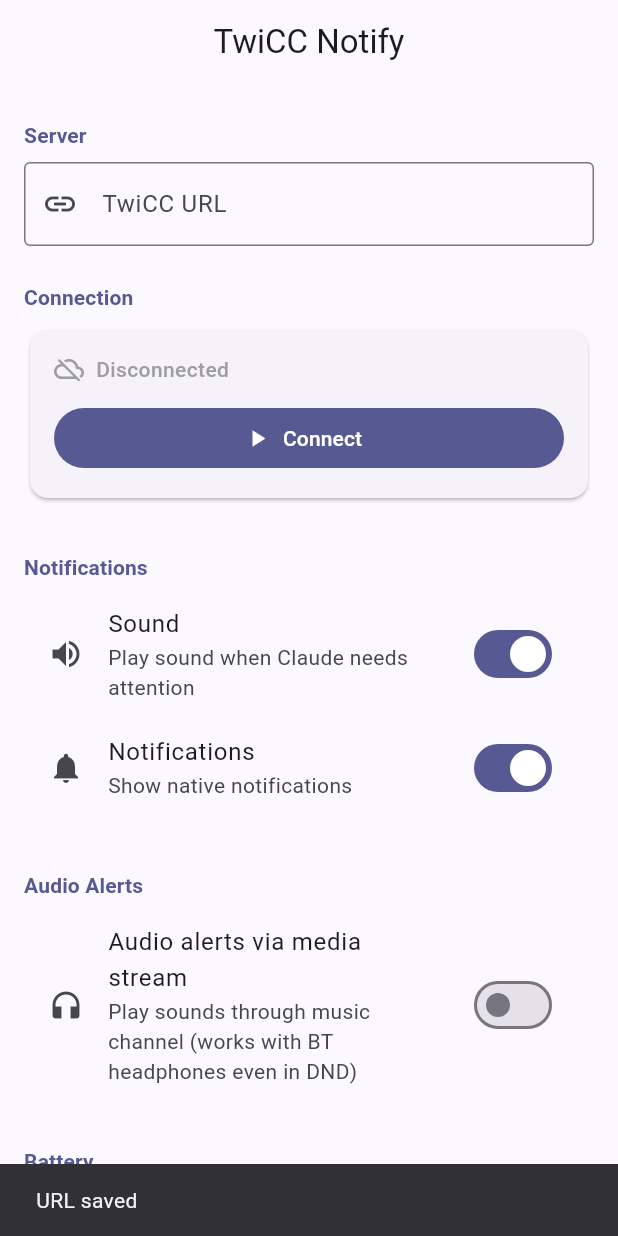
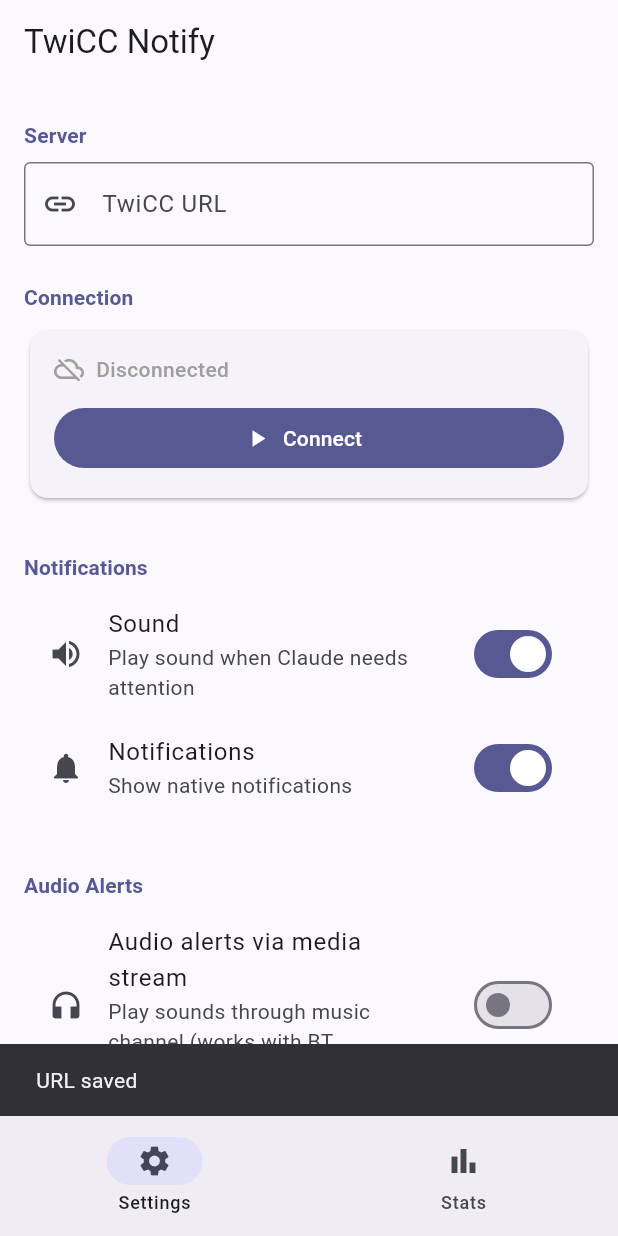
Before and after one commit to dguerizec/twicc-notify, a Flutter app: the screen it shows after launch, after a tap on "Connect", on a phone screen of 412 x 824 dp. Run offline on Flutter 3.47's test engine with Material 3 defaults, Android fonts, the phone set to English and light mode, and no system bars; our stand-ins replace audioplayers, flutter_local_notifications, shared_preferences, webview_flutter; missing offline and left inert: flutter_background_service.

Commit message:
feat: add stats screen with message/byte tracking and Open TwiCC button
- Track all WebSocket messages (including pings/pongs) with byte counts
- Stats persisted in 5-minute buckets, pruned after 31 days
- New Stats tab with breakdown by time window (1h, 24h, 7d, 30d)
- Bottom navigation bar between Settings and Stats
- Open TwiCC button in AppBar (last notified session or home)

```diff
--- a/lib/main.dart
+++ b/lib/main.dart
@@ -1,9 +1,10 @@
 import 'package:flutter/material.dart';
 
-import 'screens/settings_screen.dart';
+import 'screens/home_screen.dart';
 import 'services/auth_service.dart';
 import 'services/background_service.dart';
 import 'services/notification_service.dart';
+import 'services/stats_service.dart';
 import 'services/websocket_service.dart';
 import 'utils/preferences.dart';
 
@@ -22,7 +23,10 @@
   final notificationService = NotificationService(prefs);
   await notificationService.init();
 
-  final wsService = WebSocketService(prefs, authService, notificationService);
+  final statsService = StatsService(prefs);
+  await statsService.init();
+
+  final wsService = WebSocketService(prefs, authService, notificationService, statsService);
 
   // Auto-connect if configured
   if (prefs.autoConnect && prefs.isConfigured) {
@@ -33,6 +37,8 @@
     prefs: prefs,
     wsService: wsService,
     authService: authService,
+    statsService: statsService,
+    notificationService: notificationService,
   ));
 }
 
@@ -41,12 +47,16 @@
   final AppPreferences prefs;
   final WebSocketService wsService;
   final AuthService authService;
+  final StatsService statsService;
+  final NotificationService notificationService;
 
   const TwiccNotifyApp({
     super.key,
     required this.prefs,
     required this.wsService,
     required this.authService,
+    required this.statsService,
+    required this.notificationService,
   });
 
   @override
@@ -65,10 +75,12 @@
         brightness: Brightness.dark,
       ),
       themeMode: ThemeMode.system,
-      home: SettingsScreen(
+      home: HomeScreen(
         prefs: prefs,
         wsService: wsService,
         authService: authService,
+        statsService: statsService,
+        notificationService: notificationService,
       ),
     );
   }
--- /dev/null
+++ b/lib/models/stats_bucket.dart
@@ -0,0 +1,56 @@
+/// A 5-minute time bucket for WebSocket message statistics.
+///
+/// Uses compact JSON keys to minimize serialized size in SharedPreferences.
+class StatsBucket {
+  /// Epoch timestamp in seconds, floored to the nearest 5-minute boundary.
+  final int timestamp;
+  int messagesSent;
+  int messagesReceived;
+  int bytesSent;
+  int bytesReceived;
+
+  StatsBucket({
+    required this.timestamp,
+    this.messagesSent = 0,
+    this.messagesReceived = 0,
+    this.bytesSent = 0,
+    this.bytesReceived = 0,
+  });
+
+  int get totalMessages => messagesSent + messagesReceived;
+  int get totalBytes => bytesSent + bytesReceived;
+
+  Map<String, dynamic> toJson() => {
+        't': timestamp,
+        'ms': messagesSent,
+        'mr': messagesReceived,
+        'bs': bytesSent,
+        'br': bytesReceived,
+      };
+
+  factory StatsBucket.fromJson(Map<String, dynamic> json) => StatsBucket(
+        timestamp: json['t'] as int,
+        messagesSent: json['ms'] as int? ?? 0,
+        messagesReceived: json['mr'] as int? ?? 0,
+        bytesSent: json['bs'] as int? ?? 0,
+        bytesReceived: json['br'] as int? ?? 0,
+      );
+}
+
+/// Aggregated statistics over a time window.
+class StatsAggregate {
+  final int messagesSent;
+  final int messagesReceived;
+  final int bytesSent;
+  final int bytesReceived;
+
+  const StatsAggregate({
+    this.messagesSent = 0,
+    this.messagesReceived = 0,
+    this.bytesSent = 0,
+    this.bytesReceived = 0,
+  });
+
+  int get totalMessages => messagesSent + messagesReceived;
+  int get totalBytes => bytesSent + bytesReceived;
+}
--- /dev/null
+++ b/lib/screens/home_screen.dart
@@ -0,0 +1,97 @@
+import 'package:flutter/material.dart';
+import 'package:url_launcher/url_launcher.dart';
+
+import '../services/auth_service.dart';
+import '../services/notification_service.dart';
+import '../services/stats_service.dart';
+import '../services/websocket_service.dart';
+import '../utils/preferences.dart';
+import 'settings_screen.dart';
+import 'stats_screen.dart';
+
+/// Root screen with bottom navigation between Settings and Stats.
+class HomeScreen extends StatefulWidget {
+  final AppPreferences prefs;
+  final WebSocketService wsService;
+  final AuthService authService;
+  final StatsService statsService;
+  final NotificationService notificationService;
+
+  const HomeScreen({
+    super.key,
+    required this.prefs,
+    required this.wsService,
+    required this.authService,
+    required this.statsService,
+    required this.notificationService,
+  });
+
+  @override
+  State<HomeScreen> createState() => _HomeScreenState();
+}
+
+class _HomeScreenState extends State<HomeScreen> {
+  int _selectedIndex = 0;
+
+  static const _titles = ['TwiCC Notify', 'Stats'];
+
+  /// Open TwiCC in an in-app browser tab.
+  ///
+  /// Opens the last notified session URL if available,
+  /// otherwise opens the TwiCC home page.
+  Future<void> _openTwicc() async {
+    final url = widget.notificationService.lastUrlOrHome;
+    if (url.isEmpty) return;
+    final uri = Uri.parse(url);
+    if (await canLaunchUrl(uri)) {
+      await launchUrl(uri, mode: LaunchMode.inAppBrowserView);
+    }
+  }
+
+  @override
+  Widget build(BuildContext context) {
+    return Scaffold(
+      appBar: AppBar(
+        title: Text(_titles[_selectedIndex]),
+        actions: [
+          if (widget.prefs.isConfigured)
+            IconButton(
+              onPressed: _openTwicc,
+              icon: const Icon(Icons.open_in_browser),
+              tooltip: 'Open TwiCC',
+            ),
+        ],
+      ),
+      body: IndexedStack(
+        index: _selectedIndex,
+        children: [
+          SettingsScreen(
+            prefs: widget.prefs,
+            wsService: widget.wsService,
+            authService: widget.authService,
+          ),
+          StatsScreen(
+            statsService: widget.statsService,
+            wsService: widget.wsService,
+          ),
+        ],
+      ),
+      bottomNavigationBar: NavigationBar(
+        selectedIndex: _selectedIndex,
+        onDestinationSelected: (index) => setState(() => _selectedIndex = index),
+        destinations: const [
+          NavigationDestination(
+            icon: Icon(Icons.settings_outlined),
+            selectedIcon: Icon(Icons.settings),
+            label: 'Settings',
+          ),
+          NavigationDestination(
+            icon: Icon(Icons.bar_chart_outlined),
+            selectedIcon: Icon(Icons.bar_chart),
+            label: 'Stats',
+          ),
+        ],
+      ),
+    );
+  }
+}
--- a/lib/screens/settings_screen.dart
+++ b/lib/screens/settings_screen.dart
@@ -4,9 +4,9 @@
 import '../services/websocket_service.dart';
 import '../utils/preferences.dart';
 
-/// Main (and only) screen of TwiCC Notify.
+/// Settings tab content.
 ///
-/// Provides settings for URL configuration, connection management,
+/// Provides URL configuration, connection management,
 /// notification preferences, and poll interval control.
 class SettingsScreen extends StatefulWidget {
   final AppPreferences prefs;
@@ -94,14 +94,9 @@
 
   @override
   Widget build(BuildContext context) {
-    return Scaffold(
-      appBar: AppBar(
-        title: const Text('TwiCC Notify'),
-        centerTitle: true,
-      ),
-      body: ListView(
-        padding: const EdgeInsets.all(16),
-        children: [
+    return ListView(
+      padding: const EdgeInsets.all(16),
+      children: [
           // --- URL Configuration ---
           _buildSectionHeader('Server'),
           TextField(
@@ -199,8 +194,7 @@
             onChanged: (value) => setState(() => _prefs.autoConnect = value),
             secondary: const Icon(Icons.power_settings_new),
           ),
-        ],
-      ),
+      ],
     );
   }
 
--- /dev/null
+++ b/lib/screens/stats_screen.dart
@@ -0,0 +1,310 @@
+import 'dart:async';
+
+import 'package:flutter/material.dart';
+
+import '../models/stats_bucket.dart';
+import '../services/stats_service.dart';
+import '../services/websocket_service.dart';
+import '../utils/format.dart';
+
+/// Screen displaying WebSocket message statistics.
+///
+/// Shows total messages and bytes exchanged, broken down by
+/// time window (last hour, 24 hours, 7 days, 30 days).
+class StatsScreen extends StatefulWidget {
+  final StatsService statsService;
+  final WebSocketService wsService;
+
+  const StatsScreen({
+    super.key,
+    required this.statsService,
+    required this.wsService,
+  });
+
+  @override
+  State<StatsScreen> createState() => _StatsScreenState();
+}
+
+class _StatsScreenState extends State<StatsScreen> {
+  Timer? _refreshTimer;
+
+  StatsService get _stats => widget.statsService;
+  WebSocketService get _ws => widget.wsService;
+
+  @override
+  void initState() {
+    super.initState();
+    _stats.addListener(_onStatsChanged);
+    _ws.addListener(_onStatsChanged);
+    // Refresh every 5 seconds to update time-based window boundaries.
+    _refreshTimer = Timer.periodic(
+      const Duration(seconds: 5),
+      (_) {
+        if (mounted) setState(() {});
+      },
+    );
+  }
+
+  @override
+  void dispose() {
+    _refreshTimer?.cancel();
+    _stats.removeListener(_onStatsChanged);
+    _ws.removeListener(_onStatsChanged);
+    super.dispose();
+  }
+
+  void _onStatsChanged() {
+    if (mounted) setState(() {});
+  }
+
+  @override
+  Widget build(BuildContext context) {
+    final windows = _stats.getAllWindows();
+    final theme = Theme.of(context);
+
+    return ListView(
+      padding: const EdgeInsets.all(16),
+      children: [
+        _buildConnectionChip(theme),
+        const SizedBox(height: 16),
+        _buildSummaryCard(theme, windows),
+        const SizedBox(height: 16),
+        _buildWindowsCard(theme, windows),
+        const SizedBox(height: 24),
+        _buildResetButton(theme),
+      ],
+    );
+  }
+
+  Widget _buildConnectionChip(ThemeData theme) {
+    final (color, label) = switch (_ws.state) {
+      WsConnectionState.connected => (Colors.green, 'Connected'),
+      WsConnectionState.connecting => (Colors.orange, 'Connecting…'),
+      WsConnectionState.authRequired => (Colors.red, 'Auth required'),
+      WsConnectionState.error => (Colors.red, 'Error'),
+      WsConnectionState.disconnected => (Colors.grey, 'Disconnected'),
+    };
+
+    return Align(
+      alignment: Alignment.centerLeft,
+      child: Chip(
+        avatar: Icon(Icons.circle, size: 10, color: color),
+        label: Text(label),
+        visualDensity: VisualDensity.compact,
+      ),
+    );
+  }
+
+  Widget _buildSummaryCard(
+    ThemeData theme,
+    Map<String, StatsAggregate> windows,
+  ) {
+    // Use the 30-day window as the "total" (we only keep 31 days of data).
+    final total = windows['Last 30 days']!;
+
+    return Card(
+      child: Padding(
+        padding: const EdgeInsets.all(16),
+        child: Column(
+          crossAxisAlignment: CrossAxisAlignment.start,
+          children: [
+            Text('Summary', style: theme.textTheme.titleMedium),
+            const SizedBox(height: 12),
+            Row(
+              children: [
+                Expanded(
+                  child: _SummaryTile(
+                    icon: Icons.message_outlined,
+                    label: 'Messages',
+                    value: formatNumber(total.totalMessages),
+                    detail:
+                        '${formatNumber(total.messagesSent)} sent · ${formatNumber(total.messagesReceived)} received',
+                  ),
+                ),
+                const SizedBox(width: 16),
+                Expanded(
+                  child: _SummaryTile(
+                    icon: Icons.data_usage_outlined,
+                    label: 'Data',
+                    value: formatBytes(total.totalBytes),
+                    detail:
+                        '${formatBytes(total.bytesSent)} sent · ${formatBytes(total.bytesReceived)} received',
+                  ),
+                ),
+              ],
+            ),
+          ],
+        ),
+      ),
+    );
+  }
+
+  Widget _buildWindowsCard(
+    ThemeData theme,
+    Map<String, StatsAggregate> windows,
+  ) {
+    return Card(
+      child: Padding(
+        padding: const EdgeInsets.all(16),
+        child: Column(
+          crossAxisAlignment: CrossAxisAlignment.start,
+          children: [
+            Text('Breakdown', style: theme.textTheme.titleMedium),
+            const SizedBox(height: 12),
+            Table(
+              columnWidths: const {
+                0: FlexColumnWidth(2),
+                1: FlexColumnWidth(1.5),
+                2: FlexColumnWidth(1.5),
+              },
+              defaultVerticalAlignment: TableCellVerticalAlignment.middle,
+              children: [
+                TableRow(
+                  decoration: BoxDecoration(
+                    border: Border(
+                      bottom: BorderSide(
+                        color: theme.dividerColor,
+                        width: 1,
+                      ),
+                    ),
+                  ),
+                  children: [
+                    _headerCell('Window', theme),
+                    _headerCell('Messages', theme, align: TextAlign.right),
+                    _headerCell('Data', theme, align: TextAlign.right),
+                  ],
+                ),
+                for (final entry in windows.entries)
+                  _buildWindowRow(entry.key, entry.value, theme),
+              ],
+            ),
+          ],
+        ),
+      ),
+    );
+  }
+
+  TableRow _buildWindowRow(
+    String label,
+    StatsAggregate stats,
+    ThemeData theme,
+  ) {
+    return TableRow(
+      children: [
+        Padding(
+          padding: const EdgeInsets.symmetric(vertical: 10),
+          child: Text(label, style: theme.textTheme.bodyMedium),
+        ),
+        Padding(
+          padding: const EdgeInsets.symmetric(vertical: 10),
+          child: Text(
+            formatNumber(stats.totalMessages),
+            textAlign: TextAlign.right,
+            style: theme.textTheme.bodyMedium?.copyWith(
+              fontFeatures: [const FontFeature.tabularFigures()],
+            ),
+          ),
+        ),
+        Padding(
+          padding: const EdgeInsets.symmetric(vertical: 10),
+          child: Text(
+            formatBytes(stats.totalBytes),
+            textAlign: TextAlign.right,
+            style: theme.textTheme.bodyMedium?.copyWith(
+              fontFeatures: [const FontFeature.tabularFigures()],
+            ),
+          ),
+        ),
+      ],
+    );
+  }
+
+  Widget _headerCell(String text, ThemeData theme, {TextAlign? align}) {
+    return Padding(
+      padding: const EdgeInsets.only(bottom: 8),
+      child: Text(
+        text,
+        textAlign: align,
+        style: theme.textTheme.labelMedium?.copyWith(
+          color: theme.colorScheme.onSurfaceVariant,
+        ),
+      ),
+    );
+  }
+
+  Widget _buildResetButton(ThemeData theme) {
+    return Center(
+      child: TextButton.icon(
+        onPressed: () async {
+          final confirmed = await showDialog<bool>(
+            context: context,
+            builder: (context) => AlertDialog(
+              title: const Text('Reset statistics?'),
+              content: const Text('This will clear all recorded stats. This cannot be undone.'),
+              actions: [
+                TextButton(
+                  onPressed: () => Navigator.pop(context, false),
+                  child: const Text('Cancel'),
+                ),
+                FilledButton(
+                  onPressed: () => Navigator.pop(context, true),
+                  child: const Text('Reset'),
+                ),
+              ],
+            ),
+          );
+          if (confirmed == true) {
+            await _stats.reset();
+          }
+        },
+        icon: const Icon(Icons.delete_outline),
+        label: const Text('Reset Stats'),
+      ),
+    );
+  }
+}
+
+class _SummaryTile extends StatelessWidget {
+  final IconData icon;
+  final String label;
+  final String value;
+  final String detail;
+
+  const _SummaryTile({
+    required this.icon,
+    required this.label,
+    required this.value,
+    required this.detail,
+  });
+
+  @override
+  Widget build(BuildContext context) {
+    final theme = Theme.of(context);
+    return Column(
+      crossAxisAlignment: CrossAxisAlignment.start,
+      children: [
+        Row(
+          children: [
+            Icon(icon, size: 16, color: theme.colorScheme.primary),
+            const SizedBox(width: 4),
+            Text(label, style: theme.textTheme.labelMedium),
+          ],
+        ),
+        const SizedBox(height: 4),
+        Text(
+          value,
+          style: theme.textTheme.headlineSmall?.copyWith(
+            fontFeatures: [const FontFeature.tabularFigures()],
+          ),
+        ),
+        const SizedBox(height: 2),
+        Text(
+          detail,
+          style: theme.textTheme.bodySmall?.copyWith(
+            color: theme.colorScheme.onSurfaceVariant,
+          ),
+        ),
+      ],
+    );
+  }
+}
--- a/lib/services/notification_service.dart
+++ b/lib/services/notification_service.dart
@@ -30,6 +30,12 @@
   /// Track which sessions we've already notified about to avoid duplicates.
   /// Cleared when a session no longer needs attention.
   final Set<String> _notifiedSessions = {};
+
+  /// The deep-link URL from the most recent notification.
+  String? _lastNotifiedUrl;
+
+  /// Returns the last notified deep-link URL, or the TwiCC home URL.
+  String get lastUrlOrHome => _lastNotifiedUrl ?? _prefs.url;
 
   NotificationService(this._prefs) {
     _audioAlerts = AudioAlertService(_prefs);
@@ -122,6 +128,7 @@
     final projectName = info.projectName ?? 'Unknown project';
     final sessionTitle = info.sessionTitle ?? 'Untitled session';
     final deepLink = info.deepLinkUrl(_prefs.url);
+    _lastNotifiedUrl = deepLink;
 
     final title = isQuestion ? 'Claude has a question' : 'Claude finished its turn';
 
--- /dev/null
+++ b/lib/services/stats_service.dart
@@ -0,0 +1,134 @@
+import 'dart:convert';
+
+import 'package:flutter/foundation.dart';
+
+import '../models/stats_bucket.dart';
+import '../utils/preferences.dart';
+
+/// Tracks WebSocket message statistics in 5-minute buckets.
+///
+/// Records sent/received message counts and byte sizes, persists to
+/// SharedPreferences, and exposes aggregated stats over time windows.
+class StatsService extends ChangeNotifier {
+  static const _bucketSizeSeconds = 300; // 5 minutes
+  static const _maxAgeSeconds = 31 * 24 * 3600; // 31 days
+
+  final AppPreferences _prefs;
+  List<StatsBucket> _buckets = [];
+  int _recordCount = 0;
+
+  StatsService(this._prefs);
+
+  /// Load persisted stats from SharedPreferences.
+  Future<void> init() async {
+    final json = _prefs.statsJson;
+    if (json != null) {
+      try {
+        final list = jsonDecode(json) as List<dynamic>;
+        _buckets = list
+            .map((e) => StatsBucket.fromJson(e as Map<String, dynamic>))
+            .toList();
+        _prune();
+      } catch (e) {
+        debugPrint('[TwiCC Stats] Failed to load stats: $e');
+        _buckets = [];
+      }
+    }
+  }
+
+  /// Record a sent message (including pings).
+  void recordSent(int bytes) {
+    final bucket = _currentBucket();
+    bucket.messagesSent++;
+    bucket.bytesSent += bytes;
+    _onRecord();
+  }
+
+  /// Record a received message (including pongs).
+  void recordReceived(int bytes) {
+    final bucket = _currentBucket();
+    bucket.messagesReceived++;
+    bucket.bytesReceived += bytes;
+    _onRecord();
+  }
+
+  /// Get aggregated stats for a time window.
+  StatsAggregate getStats(Duration window) {
+    final cutoff = _nowSeconds() - window.inSeconds;
+    var messagesSent = 0;
+    var messagesReceived = 0;
+    var bytesSent = 0;
+    var bytesReceived = 0;
+
+    for (final bucket in _buckets) {
+      if (bucket.timestamp >= cutoff) {
+        messagesSent += bucket.messagesSent;
+        messagesReceived += bucket.messagesReceived;
+        bytesSent += bucket.bytesSent;
+        bytesReceived += bucket.bytesReceived;
+      }
+    }
+
+    return StatsAggregate(
+      messagesSent: messagesSent,
+      messagesReceived: messagesReceived,
+      bytesSent: bytesSent,
+      bytesReceived: bytesReceived,
+    );
+  }
+
+  /// Get stats for all predefined time windows.
+  Map<String, StatsAggregate> getAllWindows() => {
+        'Last hour': getStats(const Duration(hours: 1)),
+        'Last 24 hours': getStats(const Duration(hours: 24)),
+        'Last 7 days': getStats(const Duration(days: 7)),
+        'Last 30 days': getStats(const Duration(days: 30)),
+      };
+
+  /// Clear all stats and persist.
+  Future<void> reset() async {
+    _buckets.clear();
+    _recordCount = 0;
+    await _prefs.clearStatsJson();
+    notifyListeners();
+  }
+
+  /// Get or create the current 5-minute bucket.
+  StatsBucket _currentBucket() {
+    final now = _nowSeconds();
+    final bucketTime = now - (now % _bucketSizeSeconds);
+
+    if (_buckets.isNotEmpty && _buckets.last.timestamp == bucketTime) {
+      return _buckets.last;
+    }
+
+    final bucket = StatsBucket(timestamp: bucketTime);
+    _buckets.add(bucket);
+    return bucket;
+  }
+
+  /// Common logic after each recording.
+  void _onRecord() {
+    _recordCount++;
+    // Prune and persist every 50 records to avoid excessive I/O.
+    if (_recordCount % 50 == 0) {
+      _prune();
+    }
+    _persist();
+    notifyListeners();
+  }
+
+  /// Remove buckets older than 31 days.
+  void _prune() {
+    final cutoff = _nowSeconds() - _maxAgeSeconds;
+    _buckets.removeWhere((b) => b.timestamp < cutoff);
+  }
+
+  /// Persist current buckets to SharedPreferences.
+  void _persist() {
+    final json = jsonEncode(_buckets.map((b) => b.toJson()).toList());
+    _prefs.setStatsJson(json);
+  }
+
+  int _nowSeconds() => DateTime.now().millisecondsSinceEpoch ~/ 1000;
+}
--- a/lib/services/websocket_service.dart
+++ b/lib/services/websocket_service.dart
@@ -10,6 +10,7 @@
 import 'auth_service.dart';
 import 'background_service.dart';
 import 'notification_service.dart';
+import 'stats_service.dart';
 
 /// Connection state for the UI.
 enum WsConnectionState {
@@ -31,6 +32,7 @@
   final AppPreferences _prefs;
   final AuthService _auth;
   final NotificationService _notifications;
+  final StatsService _stats;
 
   IOWebSocketChannel? _channel;
   StreamSubscription? _subscription;
@@ -52,7 +54,7 @@
   /// Ping interval to keep the connection alive through proxies (Cloudflare, nginx).
   static const int _pingIntervalSeconds = 30;
 
-  WebSocketService(this._prefs, this._auth, this._notifications);
+  WebSocketService(this._prefs, this._auth, this._notifications, this._stats);
 
   WsConnectionState get state => _state;
   String? get errorMessage => _errorMessage;
@@ -155,6 +157,8 @@
   /// Handle an incoming WebSocket message.
   void _onMessage(dynamic data) {
     if (data is! String) return;
+
+    _stats.recordReceived(utf8.encode(data).length);
 
     try {
       final json = jsonDecode(data) as Map<String, dynamic>;
@@ -304,7 +308,9 @@
   void _sendPing() {
     if (_channel != null && _state == WsConnectionState.connected) {
       try {
-        _channel!.sink.add(jsonEncode({'type': 'ping'}));
+        final payload = jsonEncode({'type': 'ping'});
+        _channel!.sink.add(payload);
+        _stats.recordSent(utf8.encode(payload).length);
       } catch (e) {
         debugPrint('[TwiCC] Failed to send ping: $e');
       }
--- /dev/null
+++ b/lib/utils/format.dart
@@ -0,0 +1,34 @@
+/// Format a byte count into a human-readable string.
+///
+/// Examples: "0 B", "512 B", "1.2 KB", "3.4 MB".
+String formatBytes(int bytes) {
+  if (bytes < 1024) return '$bytes B';
+  if (bytes < 1024 * 1024) {
+    return '${(bytes / 1024).toStringAsFixed(1)} KB';
+  }
+  return '${(bytes / (1024 * 1024)).toStringAsFixed(1)} MB';
+}
+
+/// Format a number with thousand separators.
+///
+/// Examples: "42", "1,234", "12,345,678".
+String formatNumber(int n) {
+  if (n < 0) return '-${formatNumber(-n)}';
+  if (n < 1000) return '$n';
+
+  final str = n.toString();
+  final buffer = StringBuffer();
+  final remainder = str.length % 3;
+
+  if (remainder > 0) {
+    buffer.write(str.substring(0, remainder));
+    if (str.length > remainder) buffer.write(',');
+  }
+
+  for (var i = remainder; i < str.length; i += 3) {
+    buffer.write(str.substring(i, i + 3));
+    if (i + 3 < str.length) buffer.write(',');
+  }
+
+  return buffer.toString();
+}
--- a/lib/utils/preferences.dart
+++ b/lib/utils/preferences.dart
@@ -14,6 +14,7 @@
   static const _keyAudioAlertEnabled = 'audio_alert_enabled';
   static const _keyAudioAlertOnQuestion = 'audio_alert_on_question';
   static const _keyAudioAlertOnWaiting = 'audio_alert_on_waiting';
+  static const _keyStatsBuckets = 'ws_stats_buckets';
 
   late final SharedPreferences _prefs;
 
@@ -78,6 +79,12 @@
   bool get audioAlertOnWaiting => _prefs.getBool(_keyAudioAlertOnWaiting) ?? true;
   set audioAlertOnWaiting(bool value) => _prefs.setBool(_keyAudioAlertOnWaiting, value);
 
+  // --- WebSocket stats persistence ---
+
+  String? get statsJson => _prefs.getString(_keyStatsBuckets);
+  Future<void> setStatsJson(String json) => _prefs.setString(_keyStatsBuckets, json);
+  Future<void> clearStatsJson() => _prefs.remove(_keyStatsBuckets);
+
   /// Whether a URL has been configured.
   bool get isConfigured => url.isNotEmpty;
 
```
